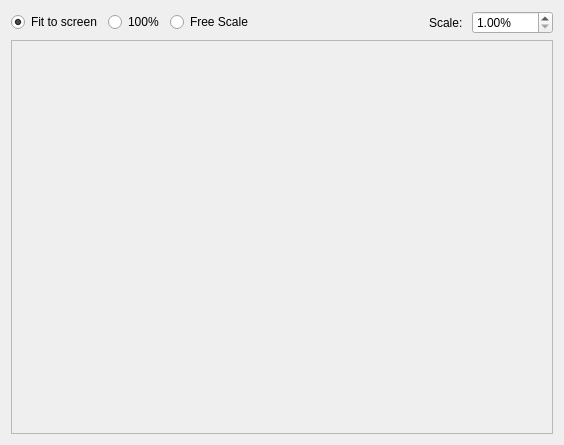
Old version of the form Source/GUI/imagelabel.ui in the repository bavc/qctools.
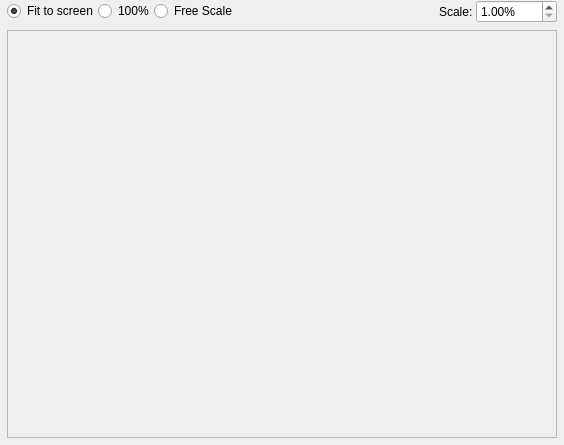
New version of the form.

Commit message: reduce whitespace above / around imagelabel

Diff of the .ui file:
```diff
--- a/Source/GUI/imagelabel.ui
+++ b/Source/GUI/imagelabel.ui
@@ -20,6 +20,21 @@
    <string>Form1</string>
   </property>
   <layout class="QGridLayout" name="gridLayout">
+   <property name="leftMargin">
+    <number>7</number>
+   </property>
+   <property name="topMargin">
+    <number>0</number>
+   </property>
+   <property name="rightMargin">
+    <number>7</number>
+   </property>
+   <property name="bottomMargin">
+    <number>7</number>
+   </property>
+   <property name="verticalSpacing">
+    <number>7</number>
+   </property>
    <item row="0" column="0">
     <layout class="QHBoxLayout" name="horizontalLayout">
      <item>
```
The commit also changes 1 other file.
